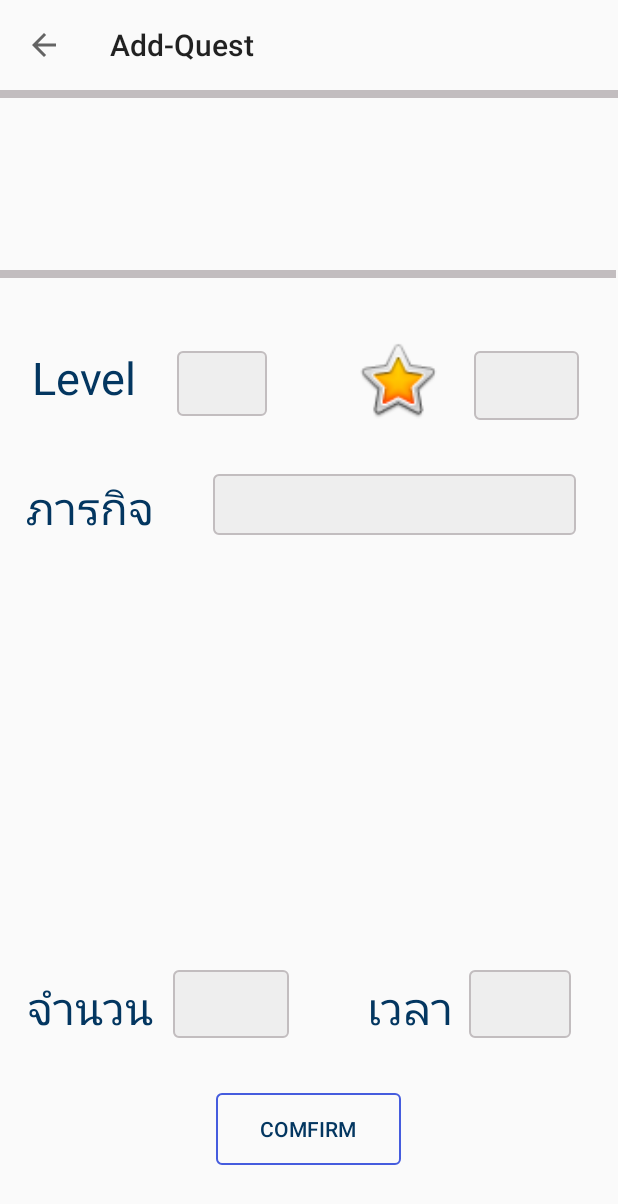
After one commit to potaza103/ProjectFinal, an Android app: the AddQuestActivity screen opened directly, with no data from a screen before it, on a phone screen of 412 x 824 dp. The commit adds this screen. Shown: the top 1204 px of the screen. Run offline under Robolectric (Android 15) with nearby library versions, the phone set to English and light mode, and no system bars; our stand-ins replace CircleImageView, Firebase (no records; nobody signed in at launch, a user with empty details on screens opened directly); pictures from the network do not load; 3 statements that could not run were skipped.

Commit message:
29/11/2562

```diff
--- a/app/build.gradle
+++ b/app/build.gradle
@@ -33,7 +33,8 @@ dependencies {
     implementation 'de.hdodenhof:circleimageview:2.2.0'
     implementation 'com.theartofdev.edmodo:android-image-cropper:2.7.+'
     implementation 'com.rengwuxian.materialedittext:library:2.1.4'
-
+    implementation 'com.android.support:cardview-v7:28.0.0'
+    implementation 'com.android.support:recyclerview-v7:28.0.0'
     implementation 'com.github.shts:StoriesProgressView:3.0.0'
     implementation 'com.github.pwittchen:swipe-rx2:0.3.0'
 
--- /dev/null
+++ b/app/src/main/java/com/example/projectfitness/AddQuestActivity.java
@@ -0,0 +1,123 @@
+package com.example.projectfitness;
+
+import android.content.Intent;
+import android.content.SharedPreferences;
+import android.support.v7.app.AppCompatActivity;
+import android.os.Bundle;
+import android.support.v7.widget.Toolbar;
+import android.view.View;
+import android.widget.Button;
+import android.widget.EditText;
+import android.widget.ImageView;
+import android.widget.TextView;
+import android.widget.Toast;
+
+import com.bumptech.glide.Glide;
+import com.example.projectfitness.Model.User;
+import com.google.firebase.auth.FirebaseAuth;
+import com.google.firebase.auth.FirebaseUser;
+import com.google.firebase.database.DataSnapshot;
+import com.google.firebase.database.DatabaseError;
+import com.google.firebase.database.DatabaseReference;
+import com.google.firebase.database.FirebaseDatabase;
+import com.google.firebase.database.ValueEventListener;
+
+import java.sql.CallableStatement;
+import java.util.HashMap;
+
+public class AddQuestActivity extends AppCompatActivity {
+
+    ImageView image_profile;
+    TextView username;
+    EditText level, point, mission, count, time;
+    Button comfirm;
+
+    DatabaseReference reference;
+    FirebaseUser firebaseUser;
+    String profileid;
+
+
+    @Override
+    protected void onCreate(Bundle savedInstanceState) {
+        super.onCreate(savedInstanceState);
+        setContentView(R.layout.activity_add_quest);
+
+        Toolbar toolbar = findViewById(R.id.toolbar);
+        setSupportActionBar(toolbar);
+        getSupportActionBar().setTitle("Add-Quest");
+        getSupportActionBar().setDisplayHomeAsUpEnabled(true);
+        toolbar.setNavigationOnClickListener(new View.OnClickListener() {
+            @Override
+            public void onClick(View view) {
+                finish();
+            }
+        });
+
+        Bundle bundle = getIntent().getExtras();
+        final String uid = bundle.getString("publisherid");
+
+        level = findViewById(R.id.level);
+        point = findViewById(R.id.point);
+        mission = findViewById(R.id.mission);
+        count = findViewById(R.id.count);
+        time = findViewById(R.id.time);
+        comfirm = findViewById(R.id.comfirm);
+
+
+
+        SharedPreferences prefs = getApplicationContext().getSharedPreferences("PREFS", MODE_PRIVATE);
+        profileid = prefs.getString("profileid", "none");
+
+        image_profile = findViewById(R.id.image_profile);
+        username = findViewById(R.id.username);
+
+
+        comfirm.setOnClickListener(new View.OnClickListener() {
+            @Override
+            public void onClick(View v) {
+                addQuest(uid);
+            }
+
+
+        });
+
+
+        userInfo(uid);
+
+    }
+
+    private void addQuest(String uid){
+        firebaseUser = FirebaseAuth.getInstance().getCurrentUser();
+        reference = FirebaseDatabase.getInstance().getReference("Quest").child(uid);
+        HashMap<String, Object> map = new HashMap<>();
+        map.put("level",level);
+        map.put("point",point);
+        map.put("count",count);
+        map.put("time",time);
+        Toast.makeText(getApplication(),"AddQuest-Success",Toast.LENGTH_LONG).show();
+    }
+
+    private void userInfo(String uid){
+
+
+        DatabaseReference reference = FirebaseDatabase.getInstance().getReference("Users").child(profileid=uid);
+        reference.addValueEventListener(new ValueEventListener() {
+            @Override
+            public void onDataChange(DataSnapshot dataSnapshot) {
+                if (getApplicationContext() == null){
+                    return;
+                }
+                User user = dataSnapshot.getValue(User.class);
+
+                Glide.with(getApplicationContext()).load(user.getImageurl()).into(image_profile);
+                username.setText(user.getUsername());
+            }
+
+            @Override
+            public void onCancelled(DatabaseError databaseError) {
+
+            }
+        });
+    }
+
+}
--- a/app/src/main/java/com/example/projectfitness/Fragments/SearchFragment.java
+++ b/app/src/main/java/com/example/projectfitness/Fragments/SearchFragment.java
@@ -5,6 +5,7 @@ import android.support.annotation.NonNull;
 import android.support.v4.app.Fragment;
 import android.support.v7.widget.LinearLayoutManager;
 import android.support.v7.widget.RecyclerView;
+import android.support.v7.widget.Toolbar;
 import android.text.Editable;
 import android.text.TextWatcher;
 import android.view.LayoutInflater;
@@ -39,6 +40,7 @@ public class SearchFragment extends Fragment {
     public View onCreateView(LayoutInflater inflater, ViewGroup container,
                              Bundle savedInstanceState) {
         View view = inflater.inflate(R.layout.fragment_search, container, false);
+
 
         recyclerView = view.findViewById(R.id.recycler_view);
         recyclerView.setHasFixedSize(true);
--- a/app/src/main/java/com/example/projectfitness/TrainActivity.java
+++ b/app/src/main/java/com/example/projectfitness/TrainActivity.java
@@ -35,7 +35,7 @@ public class TrainActivity extends AppCompatActivity {
         button.setOnClickListener(new View.OnClickListener() {
             @Override
             public void onClick(View v) {
-                if (pass.getText().toString().equals("123456789")) {
+                if (pass.getText().toString().equals("")) {
                     Intent T1=new Intent(TrainActivity.this, Trainer1Activity.class);
                     startActivity(T1);
                     Toast.makeText(getApplication(),"Trainer Success",Toast.LENGTH_LONG).show();
--- a/app/src/main/res/color/selector.xml
+++ b/app/src/main/res/color/selector.xml
@@ -1,5 +1,5 @@
 <?xml version="1.0" encoding="utf-8"?>
 <selector xmlns:android="http://schemas.android.com/apk/res/android">
-    <item android:state_checked="true" android:color="@android:color/black" />
+    <item android:state_checked="true" android:color="@color/navyBlue" />
     <item android:color="@android:color/darker_gray"  />
 </selector>
--- /dev/null
+++ b/app/src/main/res/layout/activity_add_quest.xml
@@ -0,0 +1,209 @@
+<?xml version="1.0" encoding="utf-8"?>
+<RelativeLayout xmlns:android="http://schemas.android.com/apk/res/android"
+    xmlns:app="http://schemas.android.com/apk/res-auto"
+    xmlns:tools="http://schemas.android.com/tools"
+    android:layout_width="match_parent"
+    android:layout_height="match_parent"
+    tools:context=".AddQuestActivity">
+
+    <View
+        android:layout_width="match_parent"
+        android:layout_height="5dp"
+        android:layout_alignParentStart="true"
+        android:layout_alignParentTop="true"
+        android:layout_marginTop="60dp"
+        android:background="@color/colorAccent" />
+
+
+    <android.support.v7.widget.Toolbar
+        android:id="@+id/toolbar"
+        android:layout_width="match_parent"
+        android:layout_height="wrap_content"
+        android:layout_alignParentStart="true"
+        android:layout_alignParentTop="true"
+        android:layout_marginStart="1dp"
+        android:layout_marginTop="2dp"
+        android:background="?android:attr/windowBackground"/>
+
+    <LinearLayout
+        android:id="@+id/top_bar"
+        android:layout_width="match_parent"
+        android:layout_height="118dp"
+        android:layout_alignParentStart="true"
+        android:layout_alignParentTop="true"
+        android:layout_marginStart="0dp"
+        android:layout_marginTop="63dp"
+        android:orientation="horizontal"
+        android:padding="16dp">
+
+        <de.hdodenhof.circleimageview.CircleImageView
+            android:id="@+id/image_profile"
+            android:layout_marginStart="60dp"
+            android:layout_width="94dp"
+            android:layout_height="88dp" />
+
+        <LinearLayout
+            android:layout_width="match_parent"
+            android:layout_height="50dp"
+            android:layout_gravity="center"
+            android:gravity="center"
+            android:orientation="vertical"
+            android:paddingLeft="20dp"
+            android:paddingRight="4dp">
+
+            <TextView
+                android:id="@+id/username"
+                android:layout_width="match_parent"
+                android:layout_height="wrap_content"
+                android:gravity="left"
+                android:maxLines="1"
+                android:padding="8dp"
+                android:textColor="@color/navyBlue"
+                android:textSize="30sp"
+                android:textStyle="bold" />
+        </LinearLayout>
+    </LinearLayout>
+
+    <View
+        android:layout_width="match_parent"
+        android:layout_height="5dp"
+        android:layout_alignParentStart="true"
+        android:layout_alignParentTop="true"
+        android:layout_alignParentEnd="true"
+        android:layout_marginStart="0dp"
+        android:layout_marginTop="180dp"
+        android:layout_marginEnd="1dp"
+        android:background="@color/colorAccent" />
+
+    <EditText
+        android:id="@+id/mission"
+        android:layout_width="242dp"
+        android:layout_height="wrap_content"
+        android:layout_alignParentTop="true"
+        android:layout_alignParentEnd="true"
+        android:layout_centerVertical="true"
+        android:layout_marginTop="316dp"
+        android:layout_marginEnd="28dp"
+        android:background="@drawable/edittext_background"
+        android:gravity="center"
+        android:textSize="30dp" />
+
+    <TextView
+        android:id="@+id/textmission"
+        android:layout_width="97dp"
+        android:layout_height="wrap_content"
+        android:layout_alignParentStart="true"
+        android:layout_alignParentTop="true"
+        android:layout_marginStart="17dp"
+        android:layout_marginTop="316dp"
+        android:text="ภารกิจ"
+        android:textColor="@color/navyBlue"
+        android:textSize="30dp" />
+
+    <EditText
+        android:id="@+id/time"
+        android:layout_width="68dp"
+        android:layout_height="45dp"
+        android:layout_alignParentEnd="true"
+        android:layout_alignParentBottom="true"
+        android:layout_marginEnd="31dp"
+        android:layout_marginBottom="132dp"
+        android:background="@drawable/edittext_background"
+        android:gravity="center"
+        android:textSize="25dp" />
+
+    <TextView
+        android:id="@+id/textcount"
+        android:layout_width="90dp"
+        android:layout_height="39dp"
+        android:layout_alignParentStart="true"
+        android:layout_alignParentBottom="true"
+        android:layout_marginStart="18dp"
+        android:layout_marginBottom="135dp"
+        android:text="จำนวน"
+        android:textColor="@color/navyBlue"
+        android:textSize="30dp" />
+
+    <EditText
+        android:id="@+id/count"
+        android:layout_width="77dp"
+        android:layout_height="45dp"
+        android:layout_alignParentStart="true"
+        android:layout_alignParentBottom="true"
+        android:layout_marginStart="115dp"
+        android:layout_marginBottom="132dp"
+        android:background="@drawable/edittext_background"
+        android:gravity="center"
+        android:textSize="25dp" />
+
+    <TextView
+        android:id="@+id/texttime"
+        android:layout_width="wrap_content"
+        android:layout_height="wrap_content"
+        android:layout_alignParentEnd="true"
+        android:layout_alignParentBottom="true"
+        android:layout_marginEnd="110dp"
+        android:layout_marginBottom="132dp"
+        android:text="เวลา"
+        android:textColor="@color/navyBlue"
+        android:textSize="30dp" />
+
+    <ImageView
+        android:id="@+id/imageView12"
+        android:layout_width="66dp"
+        android:layout_height="59dp"
+        android:layout_alignParentTop="true"
+        android:layout_alignParentEnd="true"
+        android:layout_marginTop="223dp"
+        android:layout_marginEnd="114dp"
+        app:srcCompat="@android:drawable/btn_star_big_on" />
+
+    <EditText
+        android:id="@+id/point"
+        android:layout_width="70dp"
+        android:layout_height="46dp"
+        android:layout_alignParentTop="true"
+        android:layout_alignParentEnd="true"
+        android:layout_marginTop="234dp"
+        android:layout_marginEnd="26dp"
+        android:background="@drawable/edittext_background"
+        android:gravity="center"
+        android:textSize="25dp" />
+
+    <TextView
+        android:id="@+id/textlevel"
+        android:layout_width="113dp"
+        android:layout_height="wrap_content"
+        android:layout_alignParentStart="true"
+        android:layout_alignParentTop="true"
+        android:layout_marginStart="21dp"
+        android:layout_marginTop="231dp"
+        android:text="@string/level"
+        android:textColor="@color/navyBlue"
+        android:textSize="30dp" />
+
+    <EditText
+        android:id="@+id/level"
+        android:layout_width="60dp"
+        android:layout_height="43dp"
+        android:layout_alignParentStart="true"
+        android:layout_alignParentTop="true"
+        android:layout_marginStart="118dp"
+        android:layout_marginTop="234dp"
+        android:background="@drawable/edittext_background"
+        android:gravity="center"
+        android:textSize="25dp" />
+
+    <Button
+        android:id="@+id/comfirm"
+        android:layout_width="123dp"
+        android:layout_height="wrap_content"
+        android:layout_alignParentBottom="true"
+        android:layout_centerHorizontal="true"
+        android:layout_marginBottom="47dp"
+        android:textColor="@color/navyBlue"
+        android:background="@drawable/button_background"
+        android:text="Comfirm" />
+
+
+</RelativeLayout>
--- a/app/src/main/res/layout/activity_fitness.xml
+++ b/app/src/main/res/layout/activity_fitness.xml
@@ -4,6 +4,7 @@
     xmlns:tools="http://schemas.android.com/tools"
     android:layout_width="match_parent"
     android:layout_height="match_parent"
+    android:orientation="vertical"
     tools:context=".FitnessActivity">
 
     <View
--- a/app/src/main/res/layout/fragment_search.xml
+++ b/app/src/main/res/layout/fragment_search.xml
@@ -35,9 +35,9 @@
     </android.support.design.widget.AppBarLayout>
 
     <android.support.v7.widget.RecyclerView
+        android:id="@+id/recycler_view"
         android:layout_width="match_parent"
-        android:layout_height="wrap_content"
-        android:layout_below="@id/bar"
-        android:id="@+id/recycler_view"/>
+        android:layout_height="483dp"
+        android:layout_below="@id/bar" />
 
 </RelativeLayout>
--- a/app/src/main/res/values/strings.xml
+++ b/app/src/main/res/values/strings.xml
@@ -3,4 +3,7 @@
 
     <!-- TODO: Remove or change this placeholder text -->
     <string name="hello_blank_fragment">Hello blank fragment</string>
+    <string name="level">Level</string>
+
+
 </resources>
```
Also changed, not shown: app/src/main/AndroidManifest.xml (+10 -9 lines), app/src/main/java/com/example/projectfitness/Adapter/TrainerAdapter.java (added, +167 -0 lines), app/src/main/java/com/example/projectfitness/Trainer1Activity.java (+120 -2 lines), app/src/main/res/layout/activity_trainer1.xml (+47 -3 lines), app/src/main/res/layout/fragment_profile.xml (+6 -7 lines).
